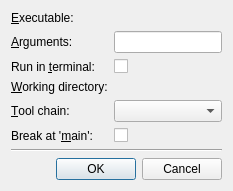
Old version of the form src/plugins/debugger/startexternaldialog.ui in the repository qt-creator/qt-creator.
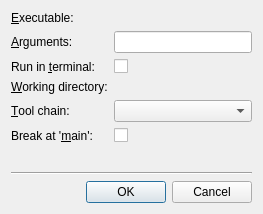
New version of the form. Custom widgets are drawn as their Qt base class.

```diff
--- a/src/plugins/debugger/startexternaldialog.ui
+++ b/src/plugins/debugger/startexternaldialog.ui
@@ -1,7 +1,15 @@
 <?xml version="1.0" encoding="UTF-8"?>
 <ui version="4.0">
- <class>StartExternalDialog</class>
- <widget class="QDialog" name="StartExternalDialog">
+ <class>Debugger::Internal::StartExternalDialog</class>
+ <widget class="QDialog" name="Debugger::Internal::StartExternalDialog">
+  <property name="geometry">
+   <rect>
+    <x>0</x>
+    <y>0</y>
+    <width>263</width>
+    <height>214</height>
+   </rect>
+  </property>
   <property name="windowTitle">
    <string>Start Debugger</string>
   </property>
```
Left out of the diff: 8 changed lines with no effect on the pictures.
